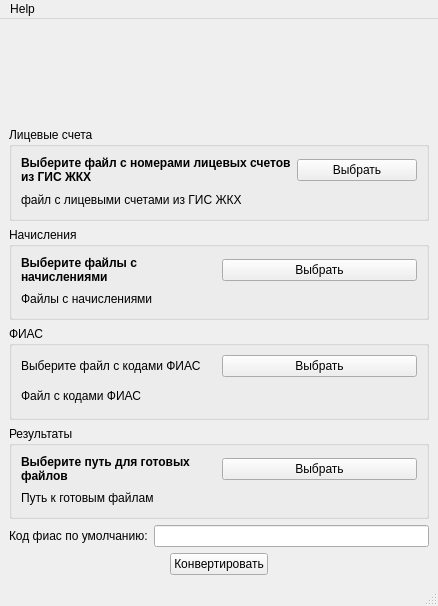
Old version of the form mainwindow.ui in the repository ogulyukin/SBConverter.
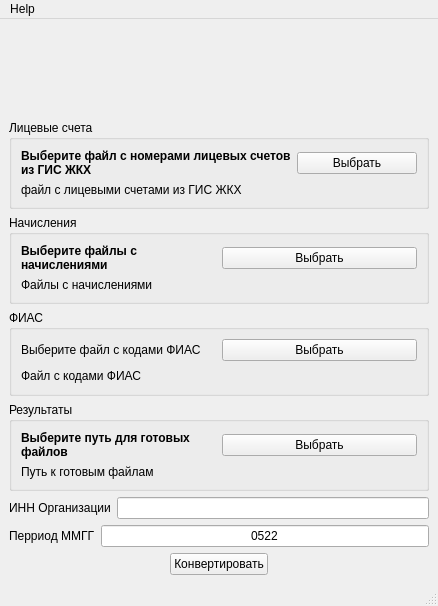
New version of the form. Icons and pictures are not drawn.

Diff of the .ui file:
```diff
--- a/mainwindow.ui
+++ b/mainwindow.ui
@@ -40,7 +40,6 @@
           <widget class="QLabel" name="Info1Label">
            <property name="font">
             <font>
-             <weight>75</weight>
              <bold>true</bold>
             </font>
            </property>
@@ -86,7 +85,6 @@
           <widget class="QLabel" name="info2Label">
            <property name="font">
             <font>
-             <weight>75</weight>
              <bold>true</bold>
             </font>
            </property>
@@ -169,7 +167,6 @@
           <widget class="QLabel" name="info3Label">
            <property name="font">
             <font>
-             <weight>75</weight>
              <bold>true</bold>
             </font>
            </property>
@@ -208,7 +205,7 @@
       <item>
        <widget class="QLabel" name="label">
         <property name="text">
-         <string>Код фиас по умолчанию:</string>
+         <string>ИНН Организации</string>
         </property>
        </widget>
       </item>
@@ -216,7 +213,6 @@
        <widget class="QLineEdit" name="fiasLineEdit">
         <property name="font">
          <font>
-          <weight>75</weight>
           <bold>true</bold>
          </font>
         </property>
@@ -227,6 +223,27 @@
       </item>
      </layout>
     </item>
+    <item>
+     <layout class="QHBoxLayout" name="horizontalLayout_7">
+      <item>
+       <widget class="QLabel" name="label_2">
+        <property name="text">
+         <string>Перриод ММГГ</string>
+        </property>
+       </widget>
+      </item>
+      <item>
+       <widget class="QLineEdit" name="periodLineEdit">
+        <property name="text">
+         <string>0522</string>
+        </property>
+        <property name="alignment">
+         <set>Qt::AlignCenter</set>
+        </property>
+       </widget>
+      </item>
+     </layout>
+    </item>
     <item>
      <layout class="QHBoxLayout" name="horizontalLayout_4">
       <item>
```
Left out of the diff: 2 changed lines with no effect on the pictures.
